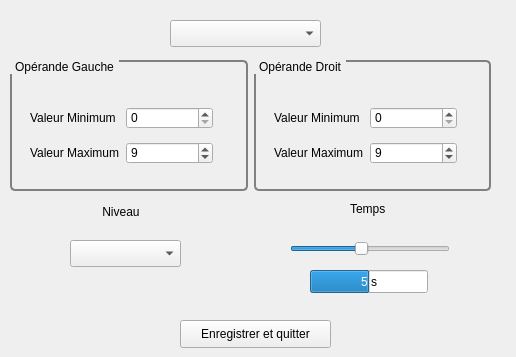
Above: editeur.ui from Txikilinux/leterrier-calculment before the change. Below: the same form after it.
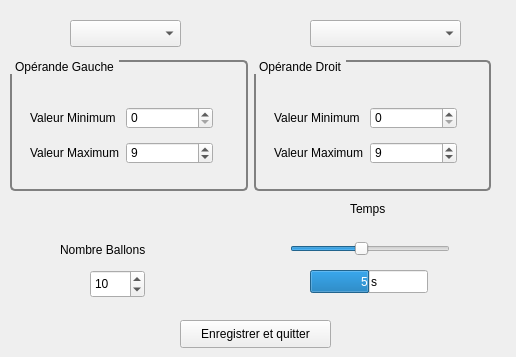
That is the form after the change.

Commit message: Gestion par l'éditeur du nombre de ballons par exercice. Implémentation de la fonctionnalité #405

What changed in the file:
```diff
--- a/editeur.ui
+++ b/editeur.ui
@@ -19,22 +19,6 @@
   <property name="windowTitle">
    <string>Editeur de niveau</string>
   </property>
-  <widget class="QLabel" name="lblNiveau">
-   <property name="geometry">
-    <rect>
-     <x>98</x>
-     <y>203</y>
-     <width>46</width>
-     <height>18</height>
-    </rect>
-   </property>
-   <property name="text">
-    <string>Niveau</string>
-   </property>
-   <property name="alignment">
-    <set>Qt::AlignCenter</set>
-   </property>
-  </widget>
   <widget class="QLabel" name="lblVitesse">
    <property name="geometry">
     <rect>
@@ -52,7 +36,7 @@
    <property name="geometry">
     <rect>
      <x>70</x>
-     <y>240</y>
+     <y>20</y>
      <width>111</width>
      <height>27</height>
     </rect>
@@ -243,13 +227,48 @@
   <widget class="QComboBox" name="cbOperation">
    <property name="geometry">
     <rect>
-     <x>170</x>
+     <x>310</x>
      <y>20</y>
      <width>151</width>
      <height>27</height>
     </rect>
    </property>
   </widget>
+  <widget class="QSpinBox" name="spbNombreBallons">
+   <property name="geometry">
+    <rect>
+     <x>90</x>
+     <y>270</y>
+     <width>55</width>
+     <height>28</height>
+    </rect>
+   </property>
+   <property name="wrapping">
+    <bool>true</bool>
+   </property>
+   <property name="minimum">
+    <number>1</number>
+   </property>
+   <property name="maximum">
+    <number>20</number>
+   </property>
+   <property name="value">
+    <number>10</number>
+   </property>
+  </widget>
+  <widget class="QLabel" name="lblNombreBallons">
+   <property name="geometry">
+    <rect>
+     <x>60</x>
+     <y>240</y>
+     <width>111</width>
+     <height>20</height>
+    </rect>
+   </property>
+   <property name="text">
+    <string>Nombre Ballons</string>
+   </property>
+  </widget>
  </widget>
  <tabstops>
   <tabstop>spbGMin</tabstop>
```
The commit also changes 3 other files.
